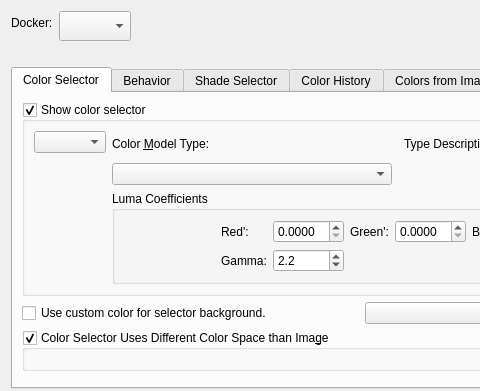
Old version of the form plugins/dockers/advancedcolorselector/wdg_color_selector_settings.ui in the repository KDE/krita; both pictures show x 0 to 480 and y 0 to 391 of the 723 by 1108 pixel window.
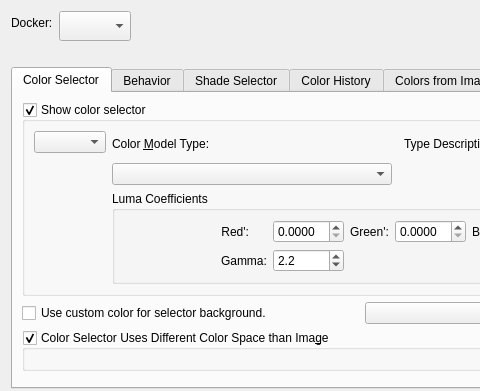
New version of the form. Custom widgets are drawn as their Qt base class.

Commit message: Removed an extra space following the Red' label where Green' and Blue' don't have.

Diff of the .ui file:
```diff
--- a/plugins/dockers/advancedcolorselector/wdg_color_selector_settings.ui
+++ b/plugins/dockers/advancedcolorselector/wdg_color_selector_settings.ui
@@ -224,7 +224,7 @@
                       </sizepolicy>
                      </property>
                      <property name="text">
-                      <string>Red': </string>
+                      <string>Red':</string>
                      </property>
                      <property name="alignment">
                       <set>Qt::AlignRight|Qt::AlignTrailing|Qt::AlignVCenter</set>
```
